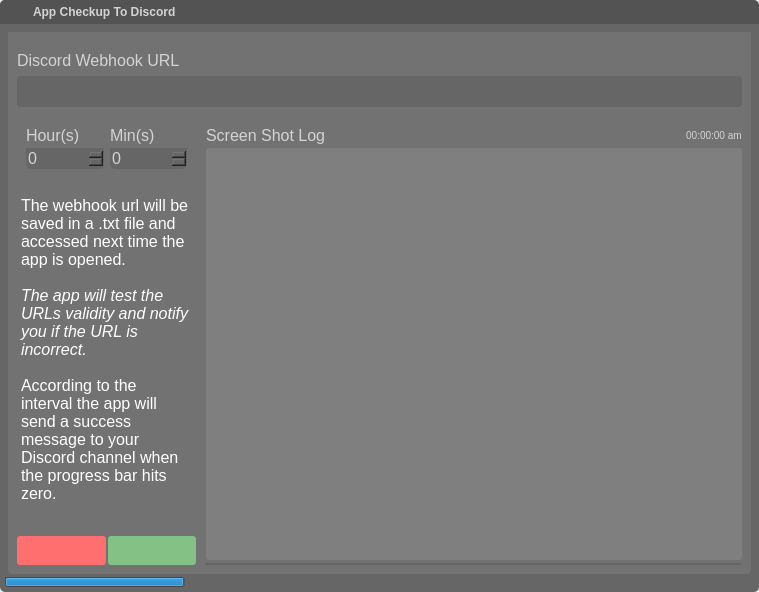
Before: the Qt Designer form g.ui in g-ulrich/AppCheckupToDiscord, drawn with Qt 5.
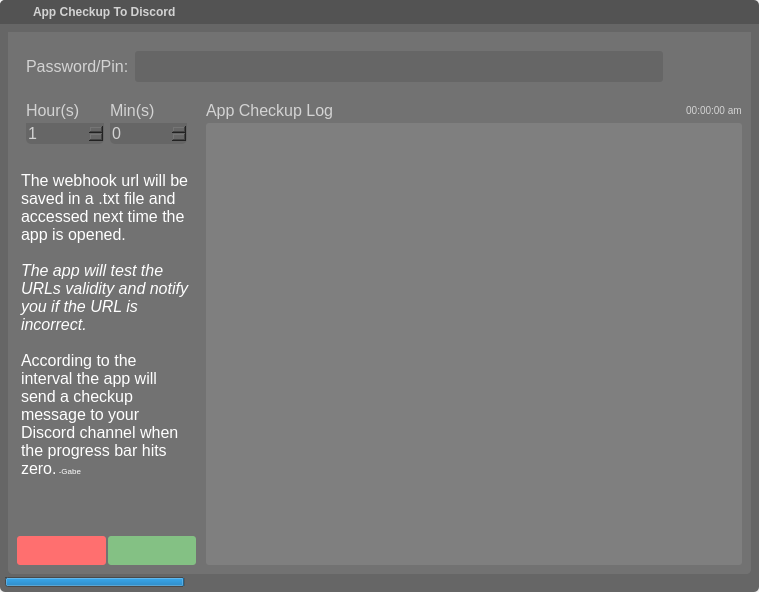
After: the same form once the commit is applied. Icons and pictures are not drawn.

What changed in the file:
```diff
--- a/g.ui
+++ b/g.ui
@@ -296,59 +296,56 @@
                    <property name="frameShadow">
                     <enum>QFrame::Raised</enum>
                    </property>
-                   <layout class="QVBoxLayout" name="verticalLayout_3">
+                   <layout class="QHBoxLayout" name="horizontalLayout_8" stretch="9,1">
+                    <property name="leftMargin">
+                     <number>9</number>
+                    </property>
+                    <property name="topMargin">
+                     <number>0</number>
+                    </property>
+                    <property name="rightMargin">
+                     <number>0</number>
+                    </property>
+                    <property name="bottomMargin">
+                     <number>0</number>
+                    </property>
                     <item>
-                     <widget class="QFrame" name="frame">
+                     <widget class="QFrame" name="frame_7">
                       <property name="frameShape">
                        <enum>QFrame::StyledPanel</enum>
                       </property>
                       <property name="frameShadow">
                        <enum>QFrame::Raised</enum>
                       </property>
-                      <layout class="QHBoxLayout" name="horizontalLayout_2">
-                       <property name="spacing">
-                        <number>0</number>
-                       </property>
-                       <property name="leftMargin">
-                        <number>0</number>
-                       </property>
-                       <property name="topMargin">
-                        <number>0</number>
-                       </property>
-                       <property name="rightMargin">
-                        <number>0</number>
-                       </property>
-                       <property name="bottomMargin">
-                        <number>0</number>
-                       </property>
+                      <layout class="QHBoxLayout" name="horizontalLayout_9">
                        <item>
-                        <widget class="QLabel" name="label_4">
+                        <widget class="QLabel" name="label_2">
                          <property name="text">
-                          <string>Discord Webhook URL</string>
+                          <string>Password/Pin:</string>
                          </property>
                         </widget>
                        </item>
                        <item>
-                        <widget class="QLabel" name="errorMsg">
+                        <widget class="QLineEdit" name="password">
                          <property name="styleSheet">
-                          <string notr="true">color: red;</string>
-                         </property>
-                         <property name="text">
-                          <string/>
-                         </property>
-                         <property name="alignment">
-                          <set>Qt::AlignRight|Qt::AlignTrailing|Qt::AlignVCenter</set>
-                         </property>
-                        </widget>
-                       </item>
-                      </layout>
-                     </widget>
-                    </item>
-                    <item>
-                     <widget class="QLineEdit" name="lineEdit">
-                      <property name="styleSheet">
-                       <string notr="true">padding: 5px;
+                          <string notr="true">padding: 5px;
 border-radius: 3px;</string>
+                         </property>
+                        </widget>
+                       </item>
+                      </layout>
+                     </widget>
+                    </item>
+                    <item>
+                     <widget class="QFrame" name="frame_9">
+                      <property name="styleSheet">
+                       <string notr="true">image: url(:/newPrefix/images/logo.png);</string>
+                      </property>
+                      <property name="frameShape">
+                       <enum>QFrame::StyledPanel</enum>
+                      </property>
+                      <property name="frameShadow">
+                       <enum>QFrame::Raised</enum>
                       </property>
                      </widget>
                     </item>
@@ -562,7 +559,11 @@
                                     </widget>
                                    </item>
                                    <item>
-                                    <widget class="QSpinBox" name="hrs"/>
+                                    <widget class="QSpinBox" name="hrs">
+                                     <property name="value">
+                                      <number>1</number>
+                                     </property>
+                                    </widget>
                                    </item>
                                   </layout>
                                  </widget>
@@ -627,7 +628,7 @@
 &lt;html&gt;&lt;head&gt;&lt;meta name=&quot;qrichtext&quot; content=&quot;1&quot; /&gt;&lt;style type=&quot;text/css&quot;&gt;
 p, li { white-space: pre-wrap; }
 &lt;/style&gt;&lt;/head&gt;&lt;body style=&quot; font-family:'MS Shell Dlg 2'; font-size:8px; font-weight:400; font-style:normal;&quot;&gt;
-&lt;p style=&quot; margin-top:0px; margin-bottom:0px; margin-left:0px; margin-right:0px; -qt-block-indent:0; text-indent:0px;&quot;&gt;&lt;span style=&quot; font-size:16px;&quot;&gt;&lt;br /&gt;The webhook url will be saved in a .txt file and accessed next time the app is opened. &lt;/span&gt;&lt;span style=&quot; font-size:16px; font-style:italic;&quot;&gt;&lt;br /&gt;&lt;br /&gt;The app will test the URLs validity and notify you if the URL is incorrect. &lt;/span&gt;&lt;span style=&quot; font-size:16px;&quot;&gt;&lt;br /&gt;&lt;br /&gt;According to the interval the app will send a success message to your Discord channel when the progress bar hits zero.&lt;/span&gt;&lt;/p&gt;&lt;/body&gt;&lt;/html&gt;</string>
+&lt;p style=&quot; margin-top:0px; margin-bottom:0px; margin-left:0px; margin-right:0px; -qt-block-indent:0; text-indent:0px;&quot;&gt;&lt;span style=&quot; font-size:16px;&quot;&gt;&lt;br /&gt;The webhook url will be saved in a .txt file and accessed next time the app is opened. &lt;/span&gt;&lt;span style=&quot; font-size:16px; font-style:italic;&quot;&gt;&lt;br /&gt;&lt;br /&gt;The app will test the URLs validity and notify you if the URL is incorrect. &lt;/span&gt;&lt;span style=&quot; font-size:16px;&quot;&gt;&lt;br /&gt;&lt;br /&gt;According to the interval the app will send a checkup message to your Discord channel when the progress bar hits zero.&lt;/span&gt;&lt;span style=&quot; font-size:8px;&quot;&gt; -Gabe&lt;/span&gt;&lt;/p&gt;&lt;/body&gt;&lt;/html&gt;</string>
                          </property>
                         </widget>
                        </item>
@@ -744,7 +745,7 @@
                       <property name="frameShadow">
                        <enum>QFrame::Raised</enum>
                       </property>
-                      <layout class="QVBoxLayout" name="verticalLayout_15" stretch="0,0,0">
+                      <layout class="QVBoxLayout" name="verticalLayout_15" stretch="0,0">
                        <property name="spacing">
                         <number>3</number>
                        </property>
@@ -790,7 +791,7 @@
                              <string notr="true">color: lightgray;</string>
                             </property>
                             <property name="text">
-                             <string>Screen Shot Log</string>
+                             <string>App Checkup Log</string>
                             </property>
                            </widget>
                           </item>
@@ -823,22 +824,6 @@
                          </property>
                         </widget>
                        </item>
-                       <item>
-                        <widget class="QProgressBar" name="progressBar">
-                         <property name="styleSheet">
-                          <string notr="true">QProgressBar{
-font-size: 1px;
-color: rgba(0,0,0,0.1);
-min-height: 2px;
-max-height: 2px;
-
-}</string>
-                         </property>
-                         <property name="value">
-                          <number>0</number>
-                         </property>
-                        </widget>
-                       </item>
                       </layout>
                      </widget>
                     </item>
```
Left out of the diff: 2 changed lines with no effect on the pictures.
